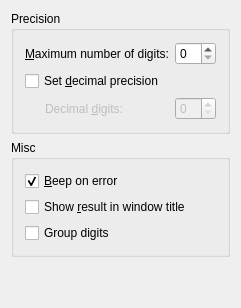
Before: the Qt Designer form general.ui in KDE/kcalc, drawn with Qt 5.
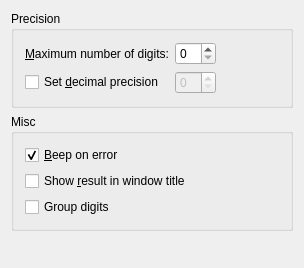
After: the same form once the commit is applied.

Commit message: Minor UI improvements in config dialog

```diff
--- a/general.ui
+++ b/general.ui
@@ -1,6 +1,14 @@
 <ui version="4.0" >
  <class>General</class>
  <widget class="QWidget" name="General" >
+  <property name="geometry" >
+   <rect>
+    <x>0</x>
+    <y>0</y>
+    <width>300</width>
+    <height>268</height>
+   </rect>
+  </property>
   <property name="windowTitle" >
    <string>General</string>
   </property>
@@ -10,9 +18,11 @@
      <property name="title" >
       <string>Precision</string>
      </property>
+     <layout class="QHBoxLayout" >
+      <item>
      <layout class="QGridLayout" >
-      <item row="0" column="0" colspan="2" >
-       <widget class="QLabel" name="textLabel2" >
+        <item row="0" column="0" >
+         <widget class="QLabel" name="textLabel1" >
         <property name="text" >
          <string>&amp;Maximum number of digits:</string>
         </property>
@@ -20,65 +30,42 @@
          <bool>false</bool>
         </property>
         <property name="buddy" >
-         <cstring>kcfg_Fixed</cstring>
+           <cstring>kcfg_Precision</cstring>
         </property>
        </widget>
       </item>
-      <item row="0" column="2" >
+        <item row="0" column="1" >
        <widget class="QSpinBox" name="kcfg_Precision" />
       </item>
-      <item row="1" column="0" colspan="2" >
+        <item row="1" column="0" >
        <widget class="QCheckBox" name="kcfg_Fixed" >
         <property name="text" >
          <string>Set &amp;decimal precision</string>
         </property>
        </widget>
       </item>
-      <item row="2" column="0" >
+        <item row="1" column="1" >
+         <widget class="QSpinBox" name="kcfg_FixedPrecision" >
+          <property name="enabled" >
+           <bool>false</bool>
+          </property>
+         </widget>
+        </item>
+       </layout>
+      </item>
+      <item>
        <spacer>
         <property name="orientation" >
          <enum>Qt::Horizontal</enum>
         </property>
-        <property name="sizeType" >
-         <enum>QSizePolicy::Fixed</enum>
-        </property>
         <property name="sizeHint" >
          <size>
-          <width>14</width>
+          <width>40</width>
           <height>20</height>
          </size>
         </property>
        </spacer>
       </item>
-      <item row="2" column="1" >
-       <widget class="QLabel" name="textLabel1" >
-        <property name="enabled" >
-         <bool>false</bool>
-        </property>
-        <property name="sizePolicy" >
-         <sizepolicy vsizetype="Preferred" hsizetype="MinimumExpanding" >
-          <horstretch>0</horstretch>
-          <verstretch>0</verstretch>
-         </sizepolicy>
-        </property>
-        <property name="text" >
-         <string>Decimal &amp;digits:</string>
-        </property>
-        <property name="wordWrap" >
-         <bool>false</bool>
-        </property>
-        <property name="buddy" >
-         <cstring>kcfg_FixedPrecision</cstring>
-        </property>
-       </widget>
-      </item>
-      <item row="2" column="2" >
-       <widget class="QSpinBox" name="kcfg_FixedPrecision" >
-        <property name="enabled" >
-         <bool>false</bool>
-        </property>
-       </widget>
-      </item>
      </layout>
     </widget>
    </item>
@@ -125,8 +112,8 @@
      </property>
      <property name="sizeHint" >
       <size>
-       <width>20</width>
-       <height>40</height>
+       <width>282</width>
+       <height>31</height>
       </size>
      </property>
     </spacer>
```
Left out of the diff: 28 changed lines with no effect on the pictures. Lines whose indentation alone changed are shown as unchanged. The commit also changes 3 other files.
